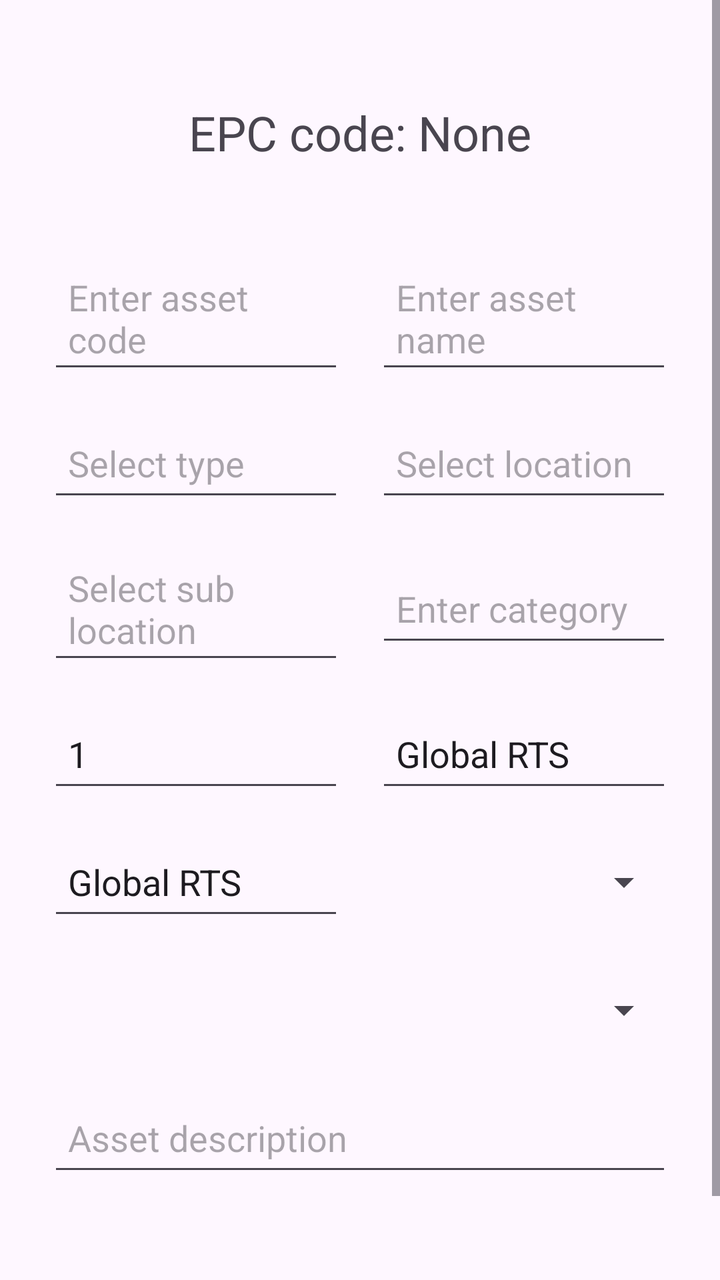
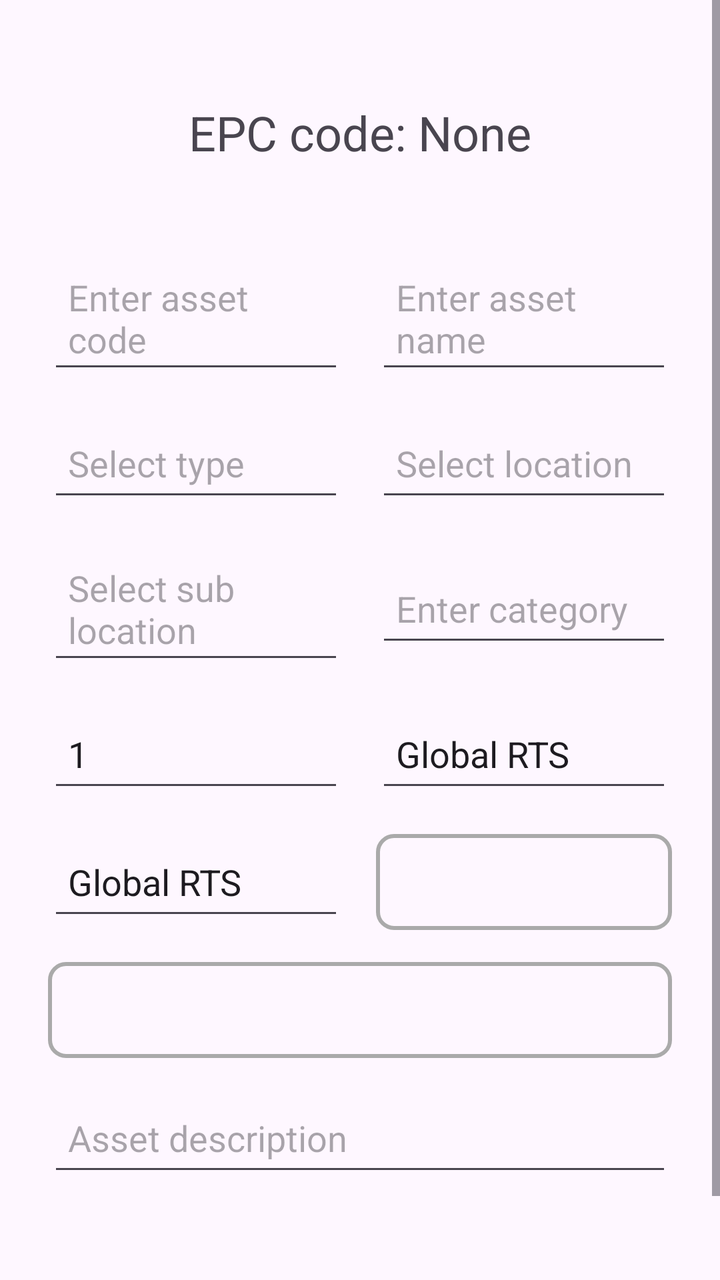

Before-and-after screenshots of an Android layout around one commit, followed by the original layout XML and the change that was made.
<!-- AndroidManifest.xml: application theme Theme.RFIDLaundryAsset -->
<!-- res/layout/activity_add_asset.xml -->
<ScrollView
    xmlns:android="http://schemas.android.com/apk/res/android"
    android:layout_width="match_parent"
    android:layout_height="match_parent"
    xmlns:app="http://schemas.android.com/apk/res-auto"
    xmlns:tools="http://schemas.android.com/tools">

    <RelativeLayout
        android:layout_width="match_parent"
        android:layout_height="wrap_content">

        <TextView
            android:id="@+id/epcTextView"
            android:layout_width="wrap_content"
            android:layout_height="wrap_content"
            android:text="EPC code: None"
            android:textSize="24sp"
            android:layout_marginTop="50dp"
            android:layout_centerHorizontal="true"
            android:gravity="center" />

        <GridLayout
            android:id="@+id/inputGridLayout"
            android:layout_width="match_parent"
            android:layout_height="wrap_content"
            android:layout_below="@id/epcTextView"
            android:layout_marginTop="20dp"
            android:columnCount="2"
            android:padding="16dp"
            android:layout_centerHorizontal="true">

            <EditText
                android:id="@+id/assetCodeText"
                android:layout_width="0dp"
                android:layout_height="wrap_content"
                android:layout_columnSpan="1"
                android:layout_columnWeight="1"
                android:hint="Enter asset code"
                android:layout_margin="8dp"
                android:minHeight="48dp"
                android:padding="10dp"
                android:textSize="18sp" />

            <EditText
                android:id="@+id/assetNameText"
                android:layout_width="0dp"
                android:layout_height="wrap_content"
                android:layout_columnSpan="1"
                android:layout_columnWeight="1"
                android:hint="Enter asset name"
                android:layout_margin="8dp"
                android:minHeight="48dp"
                android:padding="10dp"
                android:textSize="18sp" />

            <AutoCompleteTextView
                android:id="@+id/assetTypeAutoCompleteTextView"
                android:layout_width="0dp"
                android:layout_height="wrap_content"
                android:layout_columnSpan="1"
                android:layout_columnWeight="1"
                android:hint="Select type"
                android:layout_margin="8dp"
                android:minHeight="48dp"
                android:padding="10dp" />

            <AutoCompleteTextView
                android:id="@+id/assetLocationAutoCompleteTextView"
                android:layout_width="0dp"
                android:layout_height="wrap_content"
                android:layout_columnSpan="1"
                android:layout_columnWeight="1"
                android:hint="Select location"
                android:layout_margin="8dp"
                android:minHeight="48dp"
                android:padding="10dp" />

            <AutoCompleteTextView
                android:id="@+id/assetSubLocationAutoCompleteTextView"
                android:layout_width="0dp"
                android:layout_height="wrap_content"
                android:layout_columnSpan="1"
                android:layout_columnWeight="1"
                android:hint="Select sub location"
                android:layout_margin="8dp"
                android:minHeight="48dp"
                android:padding="10dp" />

            <EditText
                android:id="@+id/assetCategoriesText"
                android:layout_width="0dp"
                android:layout_height="wrap_content"
                android:layout_columnSpan="1"
                android:layout_columnWeight="1"
                android:hint="Enter category"
                android:layout_margin="8dp"
                android:minHeight="48dp"
                android:padding="10dp"
                android:textSize="18sp" />

            <EditText
                android:id="@+id/assetQuantityText"
                android:layout_width="0dp"
                android:layout_height="wrap_content"
                android:layout_columnSpan="1"
                android:layout_columnWeight="1"
                android:hint="Asset quantity"
                android:layout_margin="8dp"
                android:minHeight="48dp"
                android:padding="10dp"
                android:textSize="18sp"
                android:inputType="number"
                android:text="1" />

            <EditText
                android:id="@+id/assetMrahText"
                android:layout_width="0dp"
                android:layout_height="wrap_content"
                android:layout_columnSpan="1"
                android:layout_columnWeight="1"
                android:hint="Enter MRAH"
                android:layout_margin="8dp"
                android:minHeight="48dp"
                android:padding="10dp"
                android:textSize="18sp"
                android:text="Global RTS"/>

            <EditText
                android:id="@+id/assetOwnerText"
                android:layout_width="0dp"
                android:layout_height="wrap_content"
                android:layout_columnSpan="1"
                android:layout_columnWeight="1"
                android:hint="Enter MRAH"
                android:layout_margin="8dp"
                android:minHeight="48dp"
                android:padding="10dp"
                android:textSize="18sp"
                android:text="Global RTS"/>

            <Spinner
                android:id="@+id/assetStatusText"
                android:layout_width="0dp"
                android:layout_height="wrap_content"
                android:layout_columnSpan="1"
                android:layout_columnWeight="1"
                android:hint="Asset status"
                android:layout_margin="8dp"
                android:minHeight="48dp"
                android:padding="10dp"
                android:textSize="18sp" />

            <Spinner
                android:id="@+id/assetExpandableText"
                android:layout_width="0dp"
                android:layout_height="wrap_content"
                android:layout_columnSpan="2"
                android:layout_columnWeight="2"
                android:hint="Asset expandable"
                android:layout_margin="8dp"
                android:minHeight="48dp"
                android:padding="10dp"
                android:textSize="18sp"/>

            <EditText
                android:id="@+id/assetDescriptionText"
                android:layout_width="0dp"
                android:layout_height="wrap_content"
                android:layout_columnSpan="2"
                android:layout_columnWeight="2"
                android:hint="Asset description"
                android:layout_margin="8dp"
                android:minHeight="48dp"
                android:padding="10dp"
                android:textSize="18sp" />

        </GridLayout>

        <Button
            android:id="@+id/addButton"
            android:layout_width="wrap_content"
            android:layout_height="wrap_content"
            android:text="Add asset"
            android:layout_below="@id/inputGridLayout"
            android:layout_marginTop="20dp"
            android:layout_centerHorizontal="true"
            android:textColor="@android:color/white"
            android:backgroundTint="@android:color/holo_green_dark" />

    </RelativeLayout>
</ScrollView>
<!-- resources referenced by this layout -->
<resources>
  <style name="Theme.RFIDLaundryAsset" parent="Base.Theme.RFIDLaundryAsset" />
  <style name="Base.Theme.RFIDLaundryAsset" parent="Theme.Material3.DayNight.NoActionBar">
          
          
      </style>
</resources>

<!-- the commit's change to res/layout/activity_add_asset.xml (unified diff, before → after) -->
@@ -144,10 +144,13 @@
                 android:layout_height="wrap_content"
                 android:layout_columnSpan="1"
                 android:layout_columnWeight="1"
-                android:hint="Asset status"
                 android:layout_margin="8dp"
                 android:minHeight="48dp"
                 android:padding="10dp"
+                android:background="@drawable/spinner_background"
+                android:popupBackground="@android:color/white"
+                android:dropDownVerticalOffset="50dp"
+                android:textAlignment="center"
                 android:textSize="18sp" />
 
             <Spinner
@@ -156,11 +159,15 @@
                 android:layout_height="wrap_content"
                 android:layout_columnSpan="2"
                 android:layout_columnWeight="2"
-                android:hint="Asset expandable"
                 android:layout_margin="8dp"
                 android:minHeight="48dp"
                 android:padding="10dp"
-                android:textSize="18sp"/>
+                android:background="@drawable/spinner_background"
+                android:popupBackground="@android:color/white"
+                android:dropDownVerticalOffset="50dp"
+                android:textAlignment="center"
+                android:textSize="18sp" />
+
 
             <EditText
                 android:id="@+id/assetDescriptionText"
<!-- resource entries referenced after the edit -->
@@ -1,5 +1,18 @@
 <!-- resources referenced by this layout -->
 <resources>
+  <!-- drawable spinner_background (drawable) -->
+  <shape xmlns:android="http://schemas.android.com/apk/res/android">
+      <solid android:color="@android:color/transparent" />
+      <stroke
+          android:width="2dp"
+          android:color="@android:color/darker_gray" />
+      <corners android:radius="8dp" />
+      <padding
+          android:left="8dp"
+          android:top="8dp"
+          android:right="8dp"
+          android:bottom="8dp" />
+  </shape>
   <style name="Theme.RFIDLaundryAsset" parent="Base.Theme.RFIDLaundryAsset" />
   <style name="Base.Theme.RFIDLaundryAsset" parent="Theme.Material3.DayNight.NoActionBar">
           
